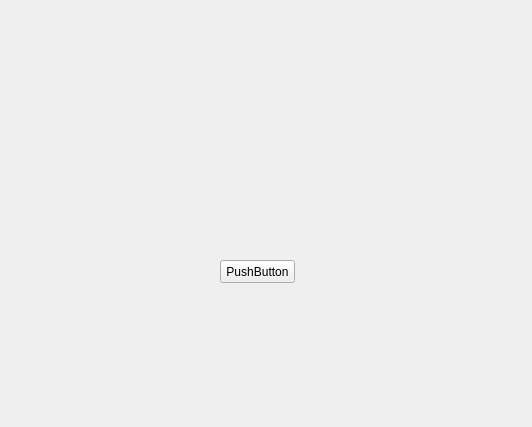
edan2016/NewPyQt4, file test.ui: the form before one commit.
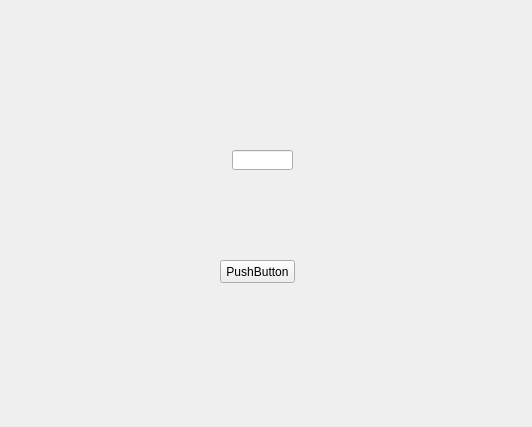
The form after the commit.

The edit to the form file:
```diff
--- a/test.ui
+++ b/test.ui
@@ -26,6 +26,16 @@
                 <string>PushButton</string>
             </property>
         </widget>
+  <widget class="QLineEdit" name="lineEdit">
+   <property name="geometry">
+    <rect>
+     <x>232</x>
+     <y>150</y>
+     <width>61</width>
+     <height>20</height>
+    </rect>
+   </property>
+  </widget>
     </widget>
     <resources/>
     <connections/>
```
Left out of the diff: 22 changed lines with no effect on the pictures. Lines whose indentation alone changed are shown as unchanged.
